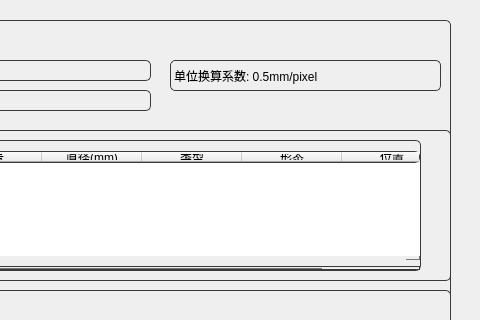
Before: the Qt Designer form form.ui in lisinong/Lung_cancerDAAS, drawn with Qt 5; both pictures show x 800 to 1280 and y 0 to 320 of the 1280 by 667 pixel window.
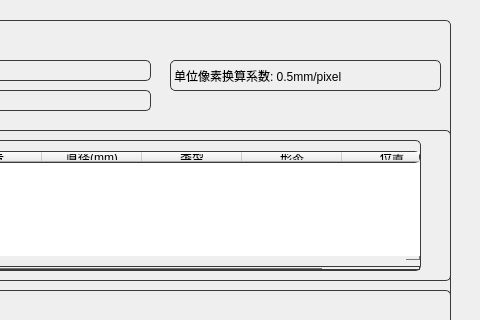
After: the same form once the commit is applied. Icons and pictures are not drawn.

What changed in the file:
```diff
--- a/form.ui
+++ b/form.ui
@@ -357,7 +357,7 @@
          </rect>
         </property>
         <property name="text">
-         <string>单位换算系数: 0.5mm/pixel</string>
+         <string>单位像素换算系数: 0.5mm/pixel</string>
         </property>
        </widget>
       </widget>
```
Left out of the diff: 3 changed lines with no effect on the pictures.
